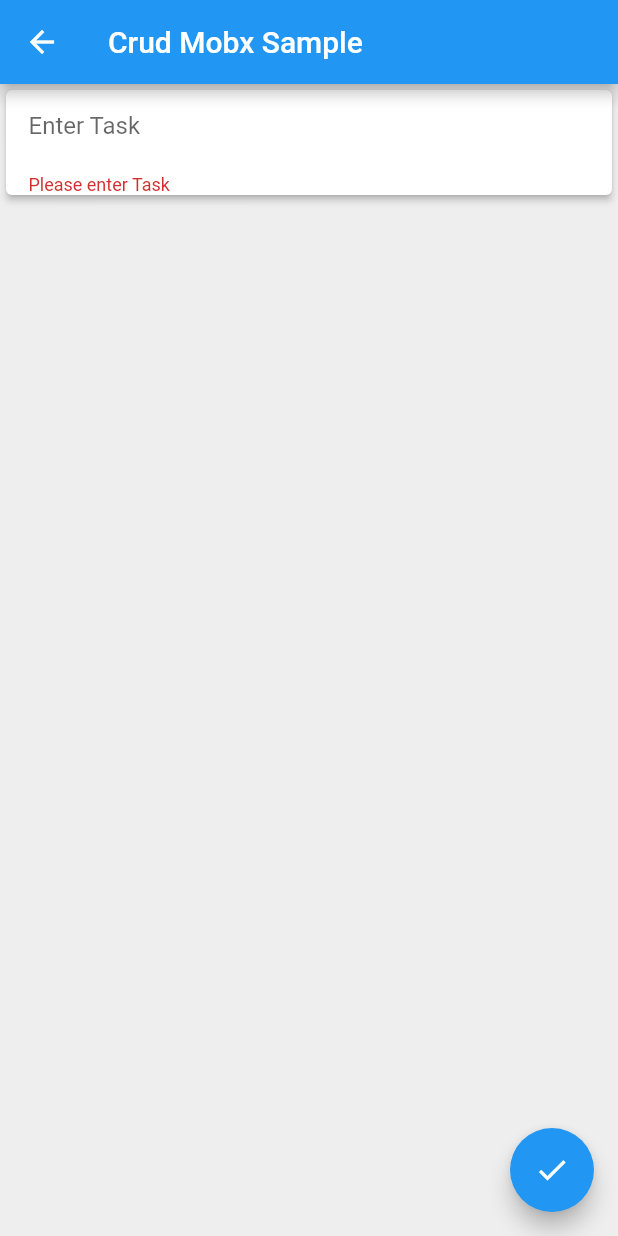
After one commit to jpeeicruz/getIt_and_mobx_practice, a Flutter app: the CrudMobxScreen screen opened by its route, after a tap on the "check" icon, on a phone screen of 412 x 824 dp. The commit adds this screen. Run offline on Flutter 3.47's test engine with Material 2 defaults, Android fonts, the phone set to English and light mode, and no system bars; our stand-ins replace flutter_mobx, get_it, mobx; generated files the repository leaves out were written again.

Commit message:
feat: mobx crud sample

```diff
--- a/lib/main.dart
+++ b/lib/main.dart
@@ -2,6 +2,7 @@ import 'package:flutter/material.dart';
 import 'package:get_it/get_it.dart';
 import 'package:test_app/screens/counter_mobx_screen.dart';
 import 'package:test_app/screens/counter_screen.dart';
+import 'package:test_app/screens/crud_mobx_screen.dart';
 import 'package:test_app/screens/crud_screen.dart';
 import 'package:test_app/screens/home_screen.dart';
 import 'package:test_app/services/CounterService.dart';
@@ -41,6 +42,14 @@ class MyApp extends StatelessWidget {
             return MaterialPageRoute(builder: (_) => CrudScreen());
           case '/mobx/counter-sample':
             return MaterialPageRoute(builder: (_) => CounterMobxScreen());
+          case '/mobx/crud-sample':
+            return MaterialPageRoute(builder: (_) => CrudMobxScreen());
+          default:
+            return MaterialPageRoute(builder: (_) => Scaffold(
+              body: Center(
+                child: Text('No defined Routes')
+              )
+            ));
         }
       },
     );
--- /dev/null
+++ b/lib/screens/crud_mobx_screen.dart
@@ -0,0 +1,122 @@
+import 'package:flutter/foundation.dart';
+import 'package:flutter/material.dart';
+import 'package:mobx/mobx.dart';
+import 'package:flutter_mobx/flutter_mobx.dart';
+import 'package:test_app/model/Task.dart';
+import 'package:test_app/store/task-store.dart';
+
+class CrudMobxScreen extends StatefulWidget {
+  @override
+  _CrudMobxScreenState createState() => _CrudMobxScreenState();
+}
+
+class _CrudMobxScreenState extends State<CrudMobxScreen> {
+  final store = TaskStore();
+  TextEditingController _task = TextEditingController();
+  bool isEdit = false;
+  final _formKey = GlobalKey<FormState>();
+  List<Task> _list = [];
+  int _listIndex = 0;
+
+  @override
+  Widget build(BuildContext context) {
+    return Scaffold(
+      appBar: AppBar(title: Text('Crud Mobx Sample')),
+      body: Container(
+          color: Colors.grey.shade200,
+          height: MediaQuery.of(context).size.height,
+          width: MediaQuery.of(context).size.width,
+          child: ListView(
+            children: [
+              _InputTask(),
+              Observer(
+                builder: (_) => Column(
+                  children: store.tasks?.map((task) {
+                        int index = store.tasks.indexOf(task);
+                        return Container(
+                          padding:
+                              EdgeInsets.symmetric(vertical: 2, horizontal: 5),
+                          child: Card(
+                            child: ListTile(
+                              leading: IconButton(
+                                  onPressed: () {
+                                    setState(() {
+                                      isEdit = true;
+                                      _task.text = task.title;
+                                      _listIndex = index;
+                                    });
+                                  },
+                                  icon: Icon(Icons.fiber_new)),
+                              trailing: !isEdit
+                                  ? IconButton(
+                                      onPressed: () => store.deleteTask(index),
+                                      icon: Icon(Icons.delete),
+                                    )
+                                  : null,
+                              title: Text(task.title.toString()),
+                            ),
+                          ),
+                        );
+                      })?.toList() ??
+                      [],
+                ),
+              ),
+            ],
+          )),
+      floatingActionButton: FloatingActionButton(
+          onPressed: () {
+            if (!isEdit) {
+              if (_formKey.currentState.validate()) {
+                store.addTask(_task.text);
+                setState(() {
+                  _task.text = '';
+                });
+              }
+            } else {
+              store.updateTask(_task.text, _listIndex);
+              setState(() {
+                isEdit = false;
+                _listIndex = 0;
+                _task.text = '';
+              });
+            }
+          },
+          child: !isEdit
+              ? Icon(Icons.check)
+              : Text('Update', style: TextStyle(color: Colors.white))),
+    );
+  }
+
+  Widget _InputTask() {
+    return Container(
+      child: Card(
+        elevation: 2,
+        child: Form(
+            key: _formKey,
+            child: Column(
+              children: [
+                TextFormField(
+                  controller: _task,
+                  cursorColor: Colors.black,
+                  decoration: new InputDecoration(
+                      border: InputBorder.none,
+                      focusedBorder: InputBorder.none,
+                      enabledBorder: InputBorder.none,
+                      errorBorder: InputBorder.none,
+                      disabledBorder: InputBorder.none,
+                      contentPadding: EdgeInsets.only(
+                          left: 15, bottom: 11, top: 11, right: 15),
+                      hintText: "Enter Task"),
+                  validator: (value) {
+                    if (value.isEmpty) {
+                      return 'Please enter Task';
+                    }
+                    return null;
+                  },
+                )
+              ],
+            )),
+      ),
+    );
+  }
+}
--- a/lib/screens/home_screen.dart
+++ b/lib/screens/home_screen.dart
@@ -4,9 +4,7 @@ class HomeScreen extends StatelessWidget {
   @override
   Widget build(BuildContext context) {
     return Scaffold(
-      appBar: AppBar(
-        title: Text('Home')
-      ),
+        appBar: AppBar(title: Text('Home')),
         body: Container(
           width: MediaQuery.of(context).size.width,
           child: Column(
@@ -14,20 +12,27 @@ class HomeScreen extends StatelessWidget {
             crossAxisAlignment: CrossAxisAlignment.center,
             children: [
               RaisedButton(
-              onPressed: () => Navigator.pushNamed(context, '/getIt/couter-sample'),
-              child: Text('GetIt Counter Sample')
+                onPressed: () =>
+                    Navigator.pushNamed(context, '/getIt/couter-sample'),
+                child: Text('GetIt Counter Sample'),
               ),
               RaisedButton(
-              onPressed: () => Navigator.pushNamed(context, '/getIt/crud-sample'),
-              child: Text('GetIt Crud Sample')
+                onPressed: () =>
+                    Navigator.pushNamed(context, '/getIt/crud-sample'),
+                child: Text('GetIt Crud Sample'),
               ),
               RaisedButton(
-                onPressed: () => Navigator.pushNamed(context, '/mobx/counter-sample'),
-                child: Text('Mobx Counter Sample')
+                onPressed: () =>
+                    Navigator.pushNamed(context, '/mobx/counter-sample'),
+                child: Text('Mobx Counter Sample'),
+              ),
+              RaisedButton(
+                onPressed: () =>
+                    Navigator.pushNamed(context, '/mobx/crud-sample'),
+                child: Text('Mobx Crud Sample'),
               )
             ],
           ),
-      )
-    );
+        ));
   }
 }
--- a/lib/services/CounterService.dart
+++ b/lib/services/CounterService.dart
@@ -1,5 +1,3 @@
-
-
 import 'package:flutter/material.dart';
 
 import 'package:test_app/main.dart';
@@ -26,5 +24,4 @@ class CounterImplementation extends CounterModel {
     _counter++;
     notifyListeners();
   }
-
 }
--- a/lib/services/TaskService.dart
+++ b/lib/services/TaskService.dart
@@ -1,5 +1,4 @@
 import 'package:flutter/material.dart';
-
 import 'package:test_app/main.dart';
 import 'package:test_app/model/Task.dart';
 
--- /dev/null
+++ b/lib/store/task-store.dart
@@ -0,0 +1,31 @@
+import 'package:flutter/material.dart';
+import 'package:mobx/mobx.dart';
+import 'package:test_app/model/Task.dart';
+
+part 'task-store.g.dart';
+
+class TaskStore = _TaskStore with _$TaskStore;
+
+abstract class _TaskStore with Store {
+  @observable
+  ObservableList<Task> tasks = ObservableList<Task>();
+
+  @action
+  void addTask(title) {
+    print('ADD TASK');
+    this.tasks.add(Task(title: title));
+    print(this.tasks.length);
+  }
+
+  @action
+  void updateTask(title, index) {
+    print('Update Task');
+    this.tasks[index].title = title;
+  }
+
+  @action
+  void deleteTask(index) {
+    print('delete task');
+    this.tasks.removeAt(index);
+  }
+}
```
Also changed, not shown: lib/screens/counter_mobx_screen.dart (+7 -8 lines), lib/screens/counter_screen.dart (+9 -10 lines), lib/screens/crud_screen.dart (+28 -39 lines), lib/store/task-store.g.dart (added). Lines whose indentation alone changed are shown as unchanged.
